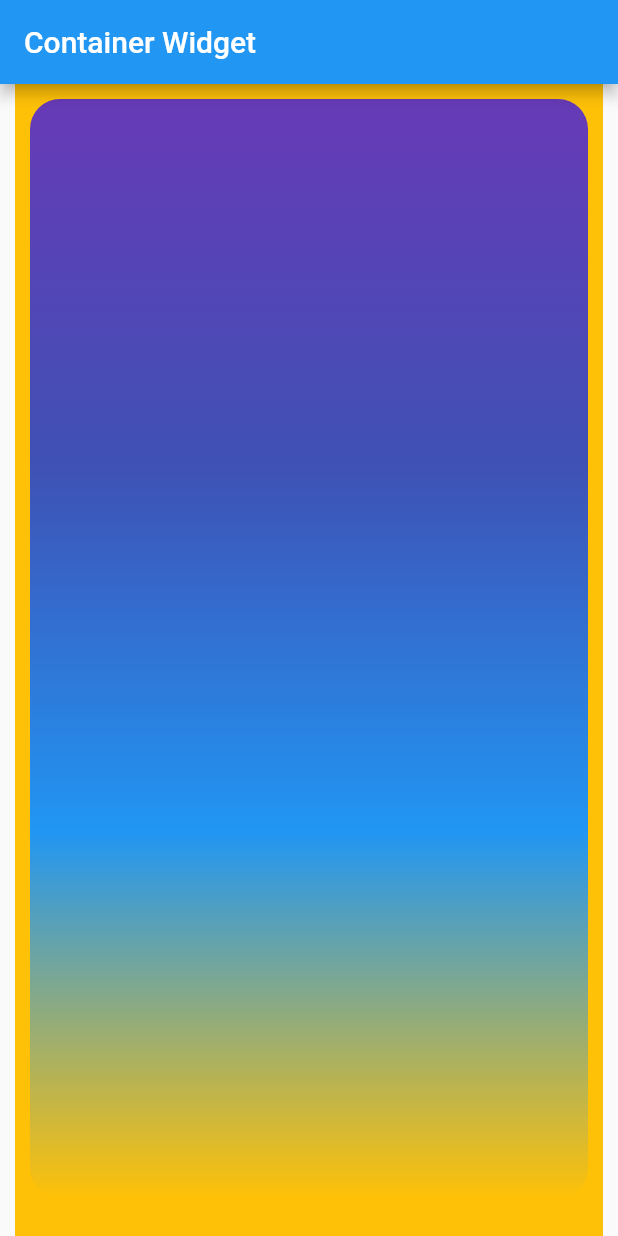
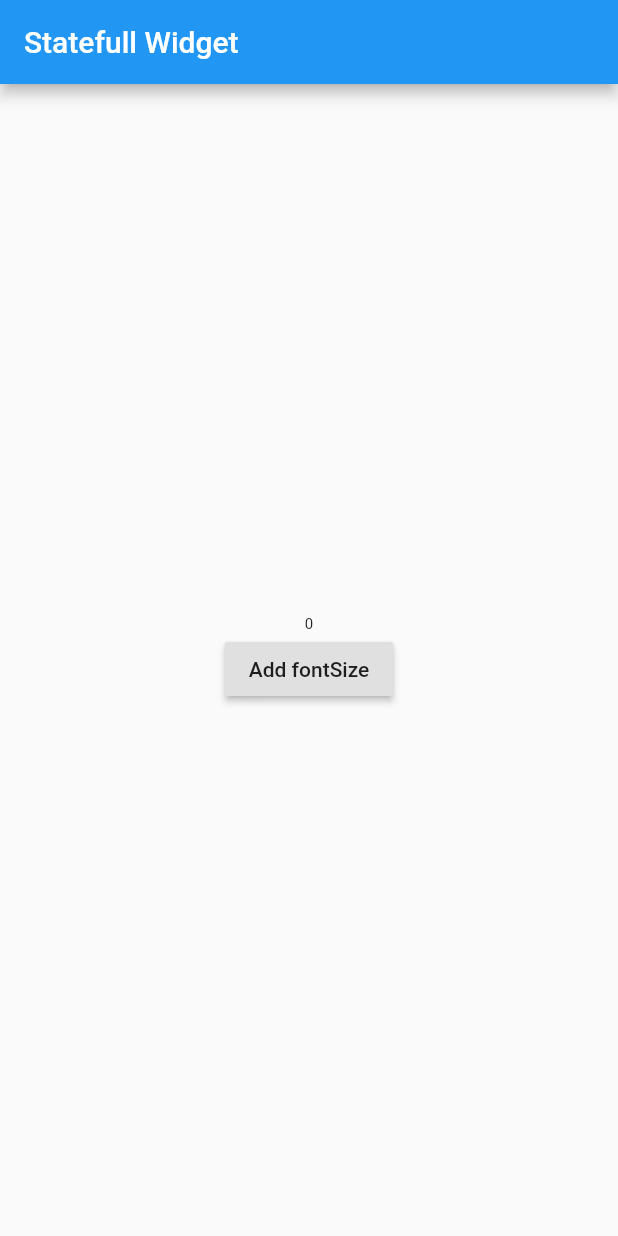
Before and after one commit to taufanbasri/flutter_basic, a Flutter app: the screen it shows after launch, on a phone screen of 412 x 824 dp. Run offline on Flutter 3.47's test engine with Material 2 defaults, Android fonts, the phone set to English and light mode, and no system bars.

Commit message:
Statefull Widget

```diff
--- a/lib/main.dart
+++ b/lib/main.dart
@@ -4,38 +4,45 @@ void main() {
   runApp(const MyApp());
 }
 
-class MyApp extends StatelessWidget {
+class MyApp extends StatefulWidget {
   const MyApp({Key key}) : super(key: key);
+
+  @override
+  State<MyApp> createState() => _MyAppState();
+}
+
+class _MyAppState extends State<MyApp> {
+  int number = 0;
+
+  void tambahBilangan() {
+    setState(() {
+      number++;
+    });
+  }
 
   @override
   Widget build(BuildContext context) {
     return MaterialApp(
       home: Scaffold(
-          appBar: AppBar(
-            title: const Text("Container Widget"),
+        appBar: AppBar(
+          title: const Text("Statefull Widget"),
+        ),
+        body: Center(
+          child: Column(
+            mainAxisAlignment: MainAxisAlignment.center,
+            children: [
+              Text(
+                number.toString(),
+                style: TextStyle(fontSize: 10 + number.toDouble()),
+              ),
+              RaisedButton(
+                onPressed: tambahBilangan,
+                child: const Text("Add fontSize"),
+              )
+            ],
           ),
-          body: Container(
-            color: Colors.amber,
-            // margin: const EdgeInsets.all(10),
-            margin: const EdgeInsets.fromLTRB(10, 0, 10, 0),
-            // padding: const EdgeInsets.all(10),
-            padding: const EdgeInsets.only(bottom: 15),
-            child: Container(
-              // color: Colors.indigo,
-              margin: const EdgeInsets.all(10),
-              decoration: BoxDecoration(
-                  borderRadius: BorderRadius.circular(20),
-                  gradient: const LinearGradient(
-                      begin: Alignment.bottomCenter,
-                      end: Alignment.topCenter,
-                      colors: <Color>[
-                        Colors.amber,
-                        Colors.blue,
-                        Colors.indigo,
-                        Colors.deepPurple
-                      ])),
-            ),
-          )),
+        ),
+      ),
     );
   }
 }
```
